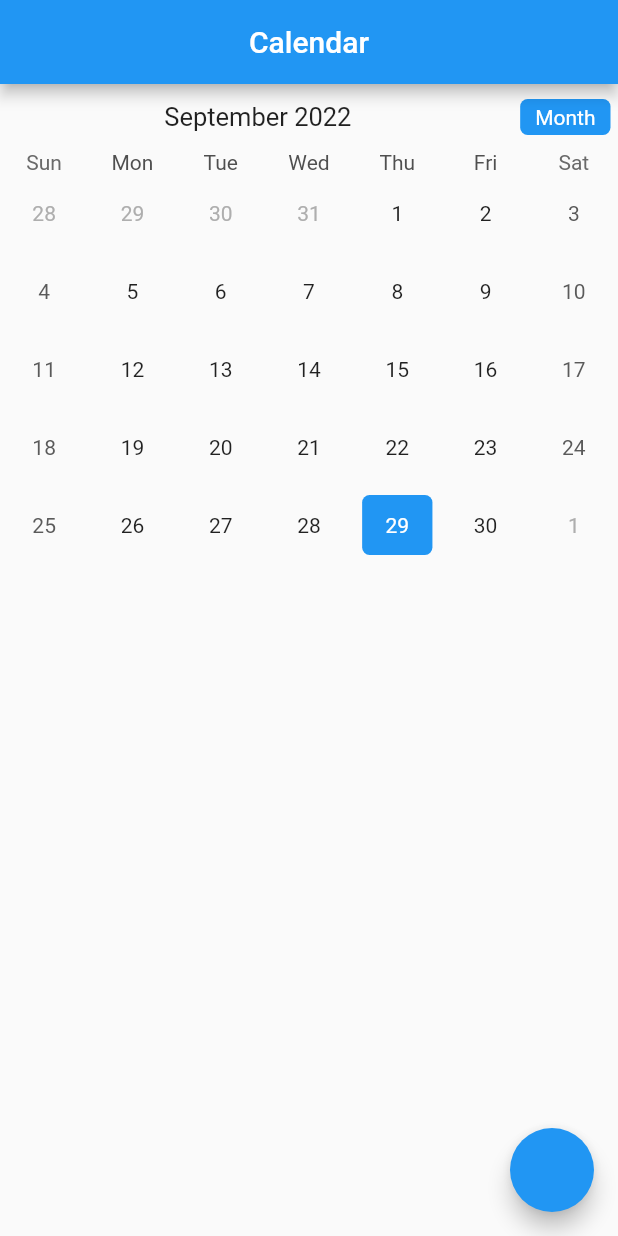
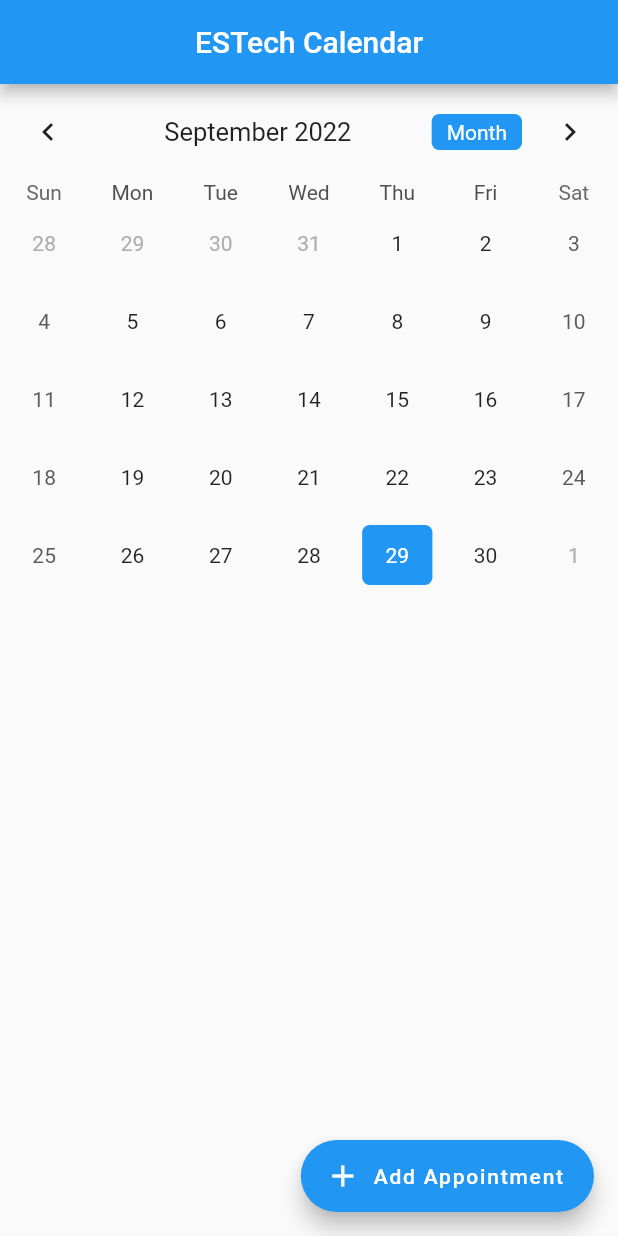
Before and after one commit to Ace-He/SEPT-Group3, a Flutter app: the screen it shows after launch, on a phone screen of 412 x 824 dp. Run offline on Flutter 3.47's test engine with Material 2 defaults, Android fonts, the phone set to English and light mode, and no system bars; drawn by our look-alikes of table_calendar.

Commit message:
Able to add appointments to dates

```diff
--- a/calendar/lib/calendar.dart
+++ b/calendar/lib/calendar.dart
@@ -1,3 +1,4 @@
+import 'package:calendar/event.dart';
 import 'package:flutter/material.dart';
 import 'package:table_calendar/table_calendar.dart';
 
@@ -5,111 +6,154 @@ class Calendar extends StatefulWidget {
   @override
   _CalendarState createState() => _CalendarState();
 }
+
 class _CalendarState extends State<Calendar> {
-
-  //Map<DateTime,List<Event>> selectedEvents;
+  Map<DateTime, List<Event>> selectedEvents;
   CalendarFormat format = CalendarFormat.month;
   DateTime selectedDay = DateTime.now();
   DateTime focusedDay = DateTime.now();
-//@override
-//void initState() {
-  //selectedEvents ={}
-  //super.initState();
-//List<Event> _getEventsfromDay(DateTime date){
- // return selectedEvents [date] ??[];
-//}
+
+  TextEditingController _eventController = TextEditingController();
+
   @override
-  Widget build(BuildContext context){
+  void initState() {
+    selectedEvents = {};
+    super.initState();
+  }
+
+  List<Event> _getEventsfromDay(DateTime date) {
+    return selectedEvents[date] ?? [];
+  }
+
+  @override
+  void dispose() {
+    _eventController.dispose();
+    super.dispose();
+  }
+
+  @override
+  Widget build(BuildContext context) {
     return Scaffold(
       appBar: AppBar(
-        title: Text("Calendar"),
-        centerTitle:true,
+        title: Text("ESTech Calendar"),
+        centerTitle: true,
       ),
-      body: TableCalendar(
+      body: Column(
+        children: [
+          TableCalendar(
             focusedDay: selectedDay,
             firstDay: DateTime(1990),
-      lastDay:DateTime(2050),
+            lastDay: DateTime(2050),
             calendarFormat: format,
-      onFormatChanged: (CalendarFormat _format){
-        setState((){
+            onFormatChanged: (CalendarFormat _format) {
+              setState(() {
                 format = _format;
               });
             },
             startingDayOfWeek: StartingDayOfWeek.sunday,
             daysOfWeekVisible: true,
-      onDaySelected: (DateTime selectDay, DateTime focusDay){
-        setState((){
+
+            //Day Changed
+            onDaySelected: (DateTime selectDay, DateTime focusDay) {
+              setState(() {
                 selectedDay = selectDay;
                 focusedDay = focusDay;
               });
               print(focusedDay);
             },
-      selectedDayPredicate: (DateTime date){
-        return isSameDay(selectedDay,date);
+            selectedDayPredicate: (DateTime date) {
+              return isSameDay(selectedDay, date);
             },
-      //eventLoader: _getEventsfromDay,
-      //To style the calendar
+
+            eventLoader: _getEventsfromDay,
+
+            //To style the Calendar
             calendarStyle: CalendarStyle(
               isTodayHighlighted: true,
               selectedDecoration: BoxDecoration(
                 color: Colors.blue,
                 shape: BoxShape.rectangle,
-          borderRadius: BorderRadius.circular(5.0)
+                borderRadius: BorderRadius.circular(5.0),
               ),
               selectedTextStyle: TextStyle(color: Colors.white),
               todayDecoration: BoxDecoration(
                 color: Colors.purpleAccent,
                 shape: BoxShape.rectangle,
                 borderRadius: BorderRadius.circular(5.0),
-
               ),
-      defaultDecoration:BoxDecoration(
+              defaultDecoration: BoxDecoration(
                 shape: BoxShape.rectangle,
-          borderRadius: BorderRadius.circular(5.0)
+                borderRadius: BorderRadius.circular(5.0),
               ),
               weekendDecoration: BoxDecoration(
                 shape: BoxShape.rectangle,
-          borderRadius: BorderRadius.circular(5.0)
+                borderRadius: BorderRadius.circular(5.0),
               ),
             ),
             headerStyle: HeaderStyle(
               formatButtonVisible: true,
               titleCentered: true,
-        formatButtonShowsNext:false,
+              formatButtonShowsNext: false,
               formatButtonDecoration: BoxDecoration(
                 color: Colors.blue,
-          borderRadius: BorderRadius.circular(5.0)
+                borderRadius: BorderRadius.circular(5.0),
               ),
               formatButtonTextStyle: TextStyle(
                 color: Colors.white,
               ),
-        leftChevronVisible: false,
-        rightChevronVisible: false, headerPadding: EdgeInsets.symmetric(horizontal: 5.0,vertical: 10.0),
             ),
           ),
-      floatingActionButton: FloatingActionButton(
-      onPressed:() => showDialog(
+          ..._getEventsfromDay(selectedDay).map(
+            (Event event) => ListTile(
+              title: Text(
+                event.title,
+              ),
+            ),
+          ),
+        ],
+      ),
+      floatingActionButton: FloatingActionButton.extended(
+        onPressed: () => showDialog(
           context: context,
-      builder:(context) =>AlertDialog(
-        title: Text("Add Appointment"),
-        content: Text("Enter reason for appointment"),
+          builder: (context) => AlertDialog(
+            title: Text("Please enter time of Appointment"),
+            content: TextFormField(
+              controller: _eventController,
+            ),
             actions: [
               TextButton(
                 child: Text("Cancel"),
                 onPressed: () => Navigator.pop(context),
               ),
-      TextButton(child: Text("Ok"),
-      onPressed: ()=> Navigator.pop(context),
-      )]
+              TextButton(
+                child: Text("Ok"),
+                onPressed: () {
+                  if (_eventController.text.isEmpty) {
+
+                  } else {
+                    if (selectedEvents[selectedDay] != null) {
+                      selectedEvents[selectedDay].add(
+                        Event(title: _eventController.text),
+                      );
+                    } else {
+                      selectedEvents[selectedDay] = [
+                        Event(title: _eventController.text)
+                      ];
+                    }
+
+                  }
+                  Navigator.pop(context);
+                  _eventController.clear();
+                  setState((){});
+                  return;
+                },
               ),
-
-
-
+            ],
           ),
         ),
+        label: Text("Add Appointment"),
+        icon: Icon(Icons.add),
+      ),
     );
-
-
-
   }
 }
--- a/calendar/lib/event.dart
+++ b/calendar/lib/event.dart
@@ -1,9 +1,8 @@
 import 'package:flutter/foundation.dart';
 
-class Event{
+class Event {
   final String title;
-  Event({required this.title});
+  Event({@required this.title});
 
-  String toString()=> this.title;
-
+  String toString() => this.title;
 }
--- a/calendar/pubspec.yaml
+++ b/calendar/pubspec.yaml
@@ -20,7 +20,7 @@ publish_to: 'none' # Remove this line if you wish to publish to pub.dev
 version: 1.0.0+1
 
 environment:
-  sdk: '>=2.18.0 <3.0.0'
+  sdk: '>=2.7.0 <3.0.0'
 
 # Dependencies specify other packages that your package needs in order to work.
 # To automatically upgrade your package dependencies to the latest versions
@@ -36,10 +36,12 @@ dependencies:
   # The following adds the Cupertino Icons font to your application.
   # Use with the CupertinoIcons class for iOS style icons.
   cupertino_icons: ^1.0.2
-  table_calendar: ^3.0.7
+  table_calendar: ^3.0.0
+
 dev_dependencies:
   flutter_test:
     sdk: flutter
+
 
   # The "flutter_lints" package below contains a set of recommended lints to
   # encourage good coding practices. The lint set provided by the package is
```
Also changed, not shown: calendar/pubspec.lock, 1 other file. Lines whose indentation alone changed are shown as unchanged.
